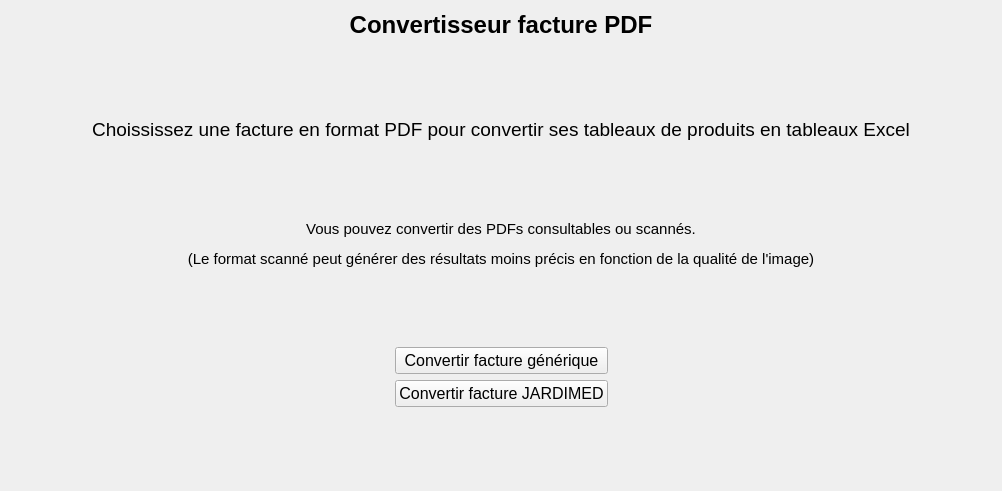
Old version of the form src/epidata/resources/gui/ConvertisseurPDF_selecteur.ui in the repository WallaceVBB/EpiData.
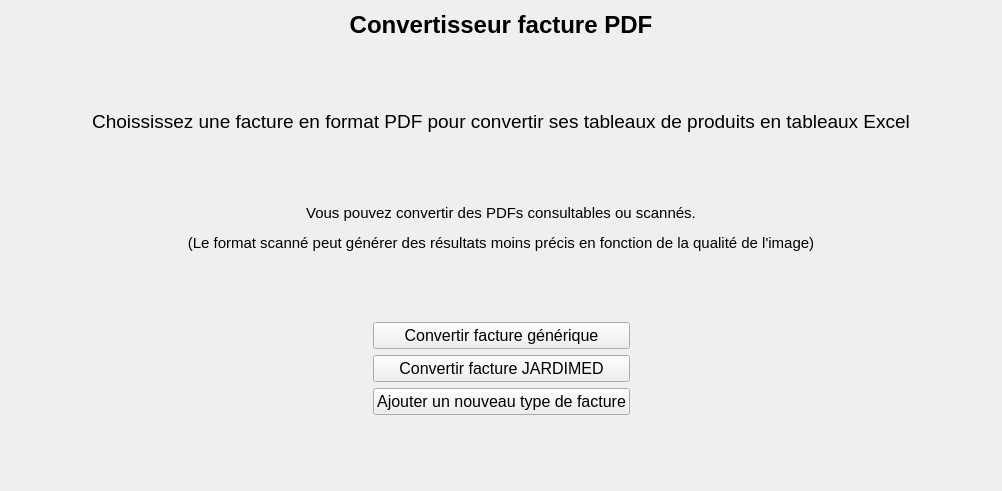
New version of the form.

Patch:
```diff
--- a/src/epidata/resources/gui/ConvertisseurPDF_selecteur.ui
+++ b/src/epidata/resources/gui/ConvertisseurPDF_selecteur.ui
@@ -103,6 +103,13 @@
        </property>
       </widget>
      </item>
+     <item row="2" column="1">
+      <widget class="QPushButton" name="b_Ajouter_Methode_Facture">
+       <property name="text">
+        <string>Ajouter un nouveau type de facture</string>
+       </property>
+      </widget>
+     </item>
      <item row="0" column="0">
       <spacer name="horizontalSpacer">
        <property name="orientation">
```
